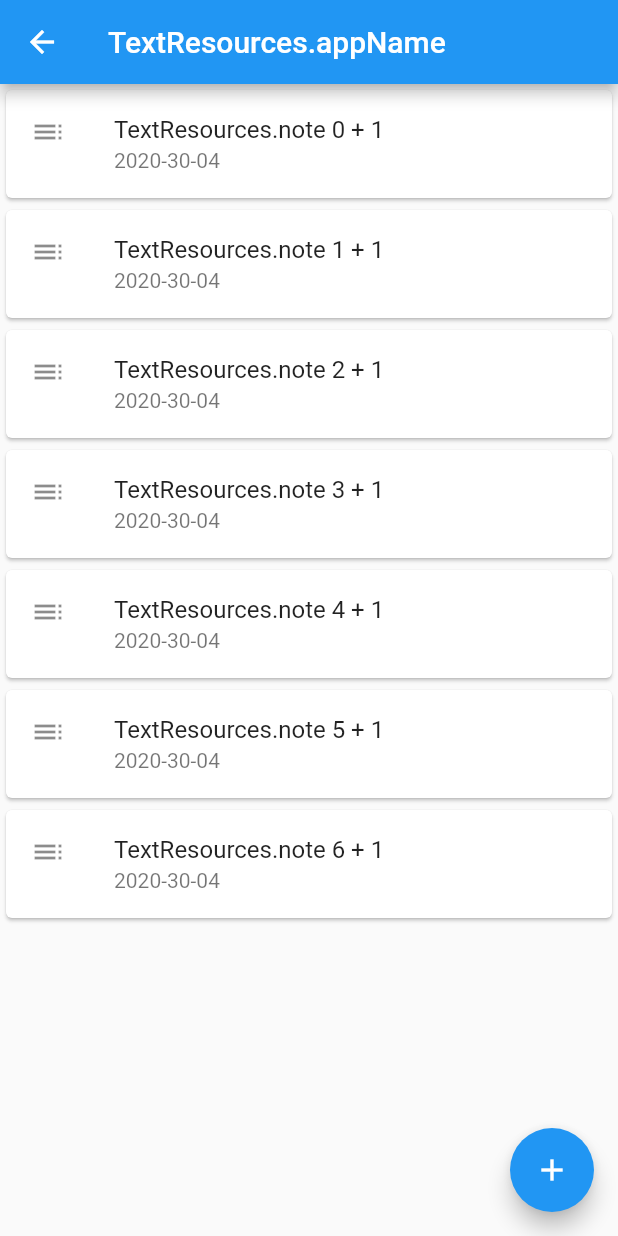
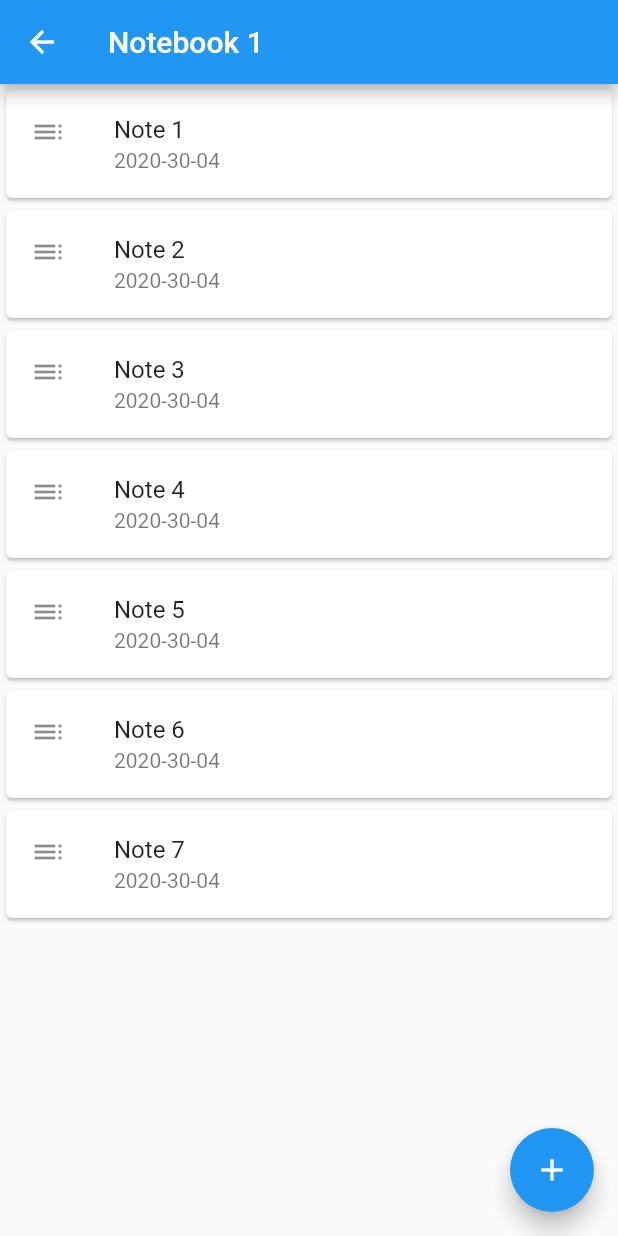
Before and after one commit to jorgesantamariapoveda/Everpobre, a Flutter app: the screen it shows after launch, after a tap on an icon or button, on a phone screen of 412 x 824 dp. Run offline on Flutter 3.47's test engine with Material 2 defaults, Android fonts, the phone set to English and light mode, and no system bars.

Commit message:
Se añade la posibilidad de editar cade note

```diff
--- a/lib/Scenes/notebooks_scene.dart
+++ b/lib/Scenes/notebooks_scene.dart
@@ -72,6 +72,24 @@ class NotebookWidgetCustom extends StatefulWidget {
 }
 
 class _NotebookWidgetCustomState extends State<NotebookWidgetCustom> {
+  //! Private functions
+  void _modelDidChange() {
+    setState(() {});
+  }
+
+  //! Life cycle
+  @override
+  void didChangeDependencies() {
+    super.didChangeDependencies();
+    widget.notebooks[widget.index].addListener(_modelDidChange);
+  }
+
+  @override
+  void dispose() {
+    widget.notebooks[widget.index].removeListener(_modelDidChange);
+    super.dispose();
+  }
+
   @override
   Widget build(BuildContext context) {
     return Dismissible(
@@ -81,9 +99,13 @@ class _NotebookWidgetCustomState extends State<NotebookWidgetCustom> {
       ),
       onDismissed: (direction) {
         widget.notebooks.removeAt(widget.index);
-        setState(() {});
         Scaffold.of(context).showSnackBar(
             SnackBar(content: Text(TextResources.notebookDeleted)));
+        setState(() {
+          // He tenido que añadirlo aquí y no en el dispose porque sino
+          // saltaba un assert por fuera de rango
+          widget.notebooks[widget.index].removeListener(_modelDidChange);
+        });
       },
       child: Card(
         child: ListTile(
@@ -94,7 +116,8 @@ class _NotebookWidgetCustomState extends State<NotebookWidgetCustom> {
             Navigator.pushNamed(
               context,
               NotebookWidget.routeName,
-              arguments: ArgumentsRoute(widget.notebooks[widget.index]),
+              arguments:
+                  ArgumentsRoute.notebook(widget.notebooks[widget.index]),
             );
           },
           trailing: const Icon(Icons.arrow_forward_ios),
--- a/lib/Scenes/notes_scene.dart
+++ b/lib/Scenes/notes_scene.dart
@@ -2,6 +2,8 @@ import 'package:everpobre/domain/notebook.dart';
 import 'package:everpobre/text_resources.dart';
 import 'package:flutter/material.dart';
 import 'package:intl/intl.dart';
+import 'package:everpobre/Scenes/note_scene.dart';
+import 'package:everpobre/route/arguments_route.dart';
 
 class NotesListView extends StatefulWidget {
   //! Properties
@@ -80,6 +82,24 @@ class NoteSliver extends StatefulWidget {
 }
 
 class _NoteSliverState extends State<NoteSliver> {
+  //! Private functions
+  void _modelDidChange() {
+    setState(() {});
+  }
+
+  //! Life cycle
+  @override
+  void didChangeDependencies() {
+    super.didChangeDependencies();
+    widget.notebook[widget.index].addListener(_modelDidChange);
+  }
+
+  @override
+  void dispose() {
+    widget.notebook[widget.index].removeListener(_modelDidChange);
+    super.dispose();
+  }
+
   @override
   Widget build(BuildContext context) {
     final DateFormat fmt = DateFormat("yyyy-mm-dd");
@@ -100,6 +120,13 @@ class _NoteSliverState extends State<NoteSliver> {
       ),
       child: Card(
         child: ListTile(
+          onTap: () {
+            Navigator.pushNamed(
+              context,
+              NoteWidget.routeName,
+              arguments: ArgumentsRoute.note(widget.notebook[widget.index]),
+            );
+          },
           leading: const Icon(Icons.toc),
           title: Text(widget.notebook[widget.index].body),
           subtitle:
--- a/lib/domain/note.dart
+++ b/lib/domain/note.dart
@@ -1,6 +1,7 @@
 import 'package:everpobre/extensions/date_time.dart';
+import 'package:flutter/material.dart';
 
-class Note {
+class Note with ChangeNotifier {
   //! Properties
   String _body = "";
 
@@ -8,6 +9,7 @@ class Note {
   set body(String newValue) {
     _body = newValue;
     _modificationDate = DateTime.now();
+    notifyListeners();
   }
 
   DateTime _creationDate;
@@ -61,8 +63,4 @@ class Note {
         _creationDate.second);
     return proxy.hashCode;
   }
-
-  /* Encasquetar ChangeNotifier y llamar a notifyListeners() cuando algo cambia
-  */
-
 }
--- a/lib/domain/notebook.dart
+++ b/lib/domain/notebook.dart
@@ -17,7 +17,7 @@ class Notebook with ChangeNotifier {
   Notebook.testDataBuilder(String title) {
     _title = title;
     _notes.addAll(List.generate(generateRandomPositive(10),
-        (index) => Note("$TextResources.note $index + 1")));
+        (index) => Note("${TextResources.note} ${index + 1}")));
   }
 
   //! Public functions
--- a/lib/main.dart
+++ b/lib/main.dart
@@ -7,6 +7,7 @@ import 'package:everpobre/route/arguments_route.dart';
 import 'package:everpobre/route/description_route.dart';
 import 'package:everpobre/text_resources.dart';
 import 'package:flutter/material.dart';
+import 'package:everpobre/Scenes/note_scene.dart';
 
 final Notebooks model = Notebooks.testDataBuilder();
 
@@ -22,6 +23,7 @@ class TreeBuilder extends StatelessWidget {
       routes: {
         NotebooksWidget.routeName: (context) => NotebooksWidget(),
         NotebookWidget.routeName: (context) => NotebookWidget(),
+        NoteWidget.routeName: (context) => NoteWidget(),
       },
       initialRoute: NotebooksWidget.routeName,
     );
@@ -62,7 +64,7 @@ class NotebookWidget extends StatelessWidget {
 
     return Scaffold(
       appBar: AppBar(
-        title: const Text("TextResources.appName"),
+        title: Text(arguments.notebook.title),
       ),
       body: NotesListView(arguments.notebook),
       floatingActionButton: FloatingActionButton(
--- a/lib/route/arguments_route.dart
+++ b/lib/route/arguments_route.dart
@@ -1,11 +1,20 @@
 //! Arguments for routes
 import 'package:everpobre/domain/notebook.dart';
+import 'package:everpobre/domain/note.dart';
 
 class ArgumentsRoute {
   //! Properties
   final Notebook _notebook;
   Notebook get notebook => _notebook;
 
+  final Note _note;
+  Note get note => _note;
+
   //! Constructor
-  ArgumentsRoute(Notebook notebook) : _notebook = notebook;
+  ArgumentsRoute.notebook(Notebook notebook)
+      : _notebook = notebook,
+        _note = null;
+  ArgumentsRoute.note(Note note)
+      : _notebook = null,
+        _note = note;
 }
--- a/lib/route/description_route.dart
+++ b/lib/route/description_route.dart
@@ -2,4 +2,5 @@
 abstract class DescriptionRoute {
   static const String root = "/";
   static const String detailNotebook = "/detailNotebook";
+  static const String detailNote = "/detailNote";
 }
--- a/lib/text_resources.dart
+++ b/lib/text_resources.dart
@@ -9,4 +9,6 @@ abstract class TextResources {
   static String note = "Note";
 
   static String empty = "Empty";
+  static String cancel = "Cancel";
+  static String ok = "Ok";
 }
```
Also changed, not shown: lib/Scenes/note_scene.dart (added, +72 -0 lines), 1 other file.
